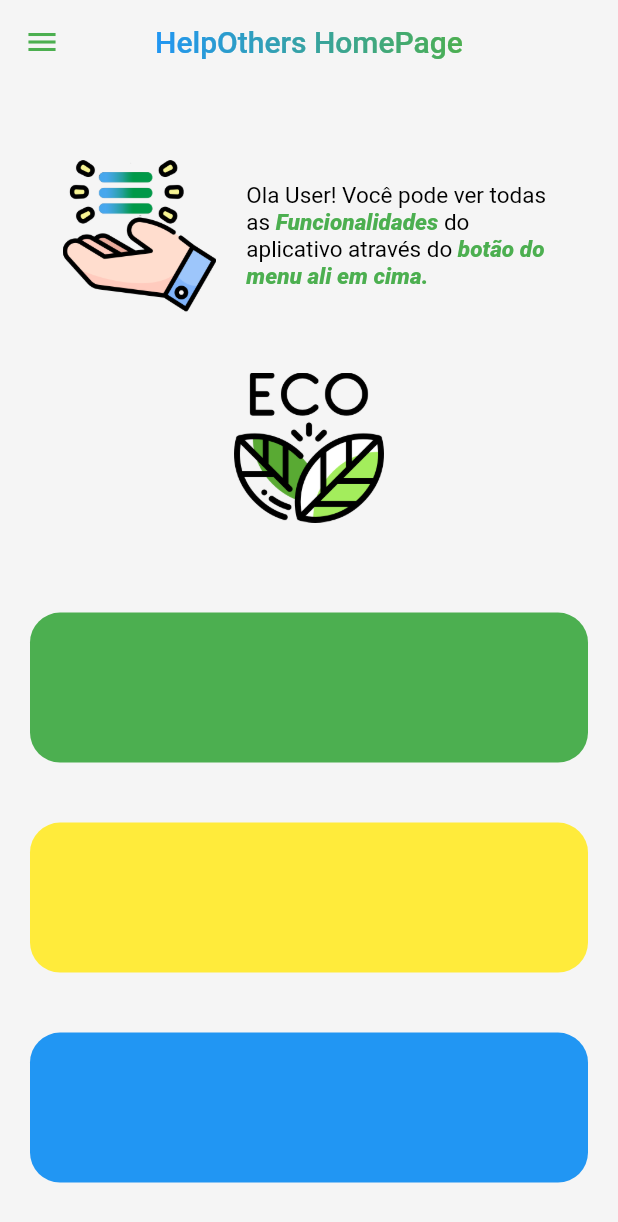
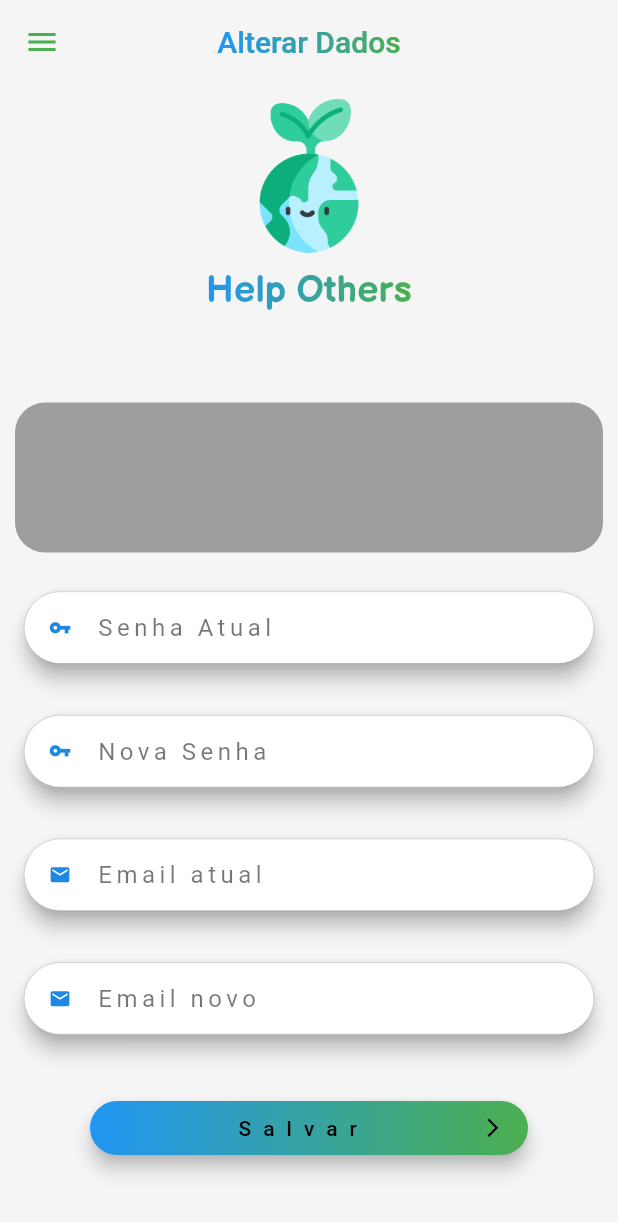
Before and after one commit to IzGabs/HOMobile, a Flutter app: the screen it shows after launch, on a phone screen of 412 x 824 dp. Shown: the top 1222 px of the screen. Run offline on Flutter 3.47's test engine with Material 2 defaults, Android fonts, the phone set to English and light mode, and no system bars.

Commit message:
Pagina de alterar dados

```diff
--- /dev/null
+++ b/lib/Clients/View/AlterarDados.dart
@@ -0,0 +1,110 @@
+import 'package:flutter/material.dart';
+import 'package:help_others/ReusableWidgets/CommonsWidgetsMethods.dart';
+import 'package:help_others/ReusableWidgets/GradientWidgets.dart';
+
+class AlterarDados extends StatefulWidget {
+  @override
+  _AlterarDadosState createState() => _AlterarDadosState();
+}
+
+class _AlterarDadosState extends State<AlterarDados> {
+  final _sendBtn = Padding(
+    padding: EdgeInsets.only(top: 20, bottom: 15, left: 60, right: 60),
+    child: ShaderMask(
+      shaderCallback: (Rect bounds) {
+        return LinearGradient(
+          colors: [Colors.blue, Colors.green],
+        ).createShader(bounds);
+      },
+      child: RaisedButton(
+        elevation: 5,
+        shape: OutlineInputBorder(
+            borderSide: BorderSide.none,
+            borderRadius: BorderRadius.circular(20)),
+        color: Colors.white,
+        onPressed: () {
+          /// TODO alterar dados
+        },
+        child: Row(
+          mainAxisAlignment: MainAxisAlignment.spaceAround,
+          children: [
+            Spacer(),
+            Text(
+              'Salvar',
+              style: TextStyle(
+                color: Colors.black,
+                letterSpacing: 8,
+              ),
+            ),
+            Spacer(),
+            Icon(
+              Icons.arrow_forward_ios,
+              color: Colors.black,
+              size: 15,
+            ),
+          ],
+        ),
+      ),
+    ),
+  );
+
+  @override
+  Widget build(BuildContext context) {
+    final double scrHeight = MediaQuery.of(context).size.height;
+
+    return Scaffold(
+      backgroundColor: Theme.of(context).backgroundColor,
+      appBar: AppBar(
+        leading: Builder(
+          builder: (BuildContext context) {
+            return IconButton(
+              icon: Icon(
+                Icons.menu,
+                color: Colors.green,
+              ),
+              onPressed: () {
+                Scaffold.of(context).openDrawer();
+              },
+            );
+          },
+        ),
+        centerTitle: true,
+        title: LinearGradientItens(
+            child: Text(
+          'Alterar Dados',
+          style: TextStyle(color: Colors.white),
+        )),
+        backgroundColor: Colors.transparent,
+        elevation: 0,
+      ),
+      drawer: Drawer(),
+      body: ListView(
+        children: [
+          returnLogoApp(10.0, 5.0, 25, paddingTitle: 10),
+          SizedBox(height: 50),
+
+          /// TODO adicionar imagem do usuário [Bloco de imagem provisorio]
+          /// TODO adicionar as valicoes
+          Container(
+            margin: EdgeInsets.all(10),
+            decoration: BoxDecoration(
+                color: Colors.grey, borderRadius: BorderRadius.circular(20)),
+            height: 100,
+            width: double.infinity,
+          ),
+
+          ///
+          textFormFieldFactory('Digite a senha atual', 'Senha Atual', scrHeight,
+              Icons.vpn_key, true),
+          textFormFieldFactory('Digite a nova senha', 'Nova Senha', scrHeight,
+              Icons.vpn_key, true),
+          textFormFieldFactory(
+              'Email atual', 'Email atual', scrHeight, Icons.mail, false),
+          textFormFieldFactory(
+              'Email novo', 'Email novo', scrHeight, Icons.mail, false),
+          _sendBtn
+        ],
+      ),
+    );
+  }
+}
--- a/lib/agradecimentos.txt
+++ b/lib/agradecimentos.txt
@@ -1,3 +1,3 @@
 Ícones maozinha mundo <a href="https://www.flaticon.com/br/autores/freepik" title="Freepik">Freepik</a> from <a href="https://www.flaticon.com/br/" title="Flaticon"> www.flaticon.com</a>
-
+<div>Icons made by <a href="https://www.flaticon.com/authors/freepik" title="Freepik">Freepik</a> from <a href="https://www.flaticon.com/" title="Flaticon">www.flaticon.com</a></div>
 //
--- a/lib/main.dart
+++ b/lib/main.dart
@@ -1,4 +1,5 @@
 import 'package:flutter/material.dart';
+import 'package:help_others/Clients/View/AlterarDados.dart';
 import 'package:help_others/Clients/View/ClientHome.dart';
 
 import 'login.dart';
@@ -26,9 +27,10 @@ class MyApp extends StatelessWidget {
       ),
       routes: {
         '/Login': (context) => Login(),
-        '/ClientHomePage': (context) => PefilHome(),
+        '/ClientHomePage': (context) => PerfilHome(),
+        '/AlterarDados': (context) => AlterarDados(),
       },
-      home: PefilHome(),
+      home: AlterarDados(),
     );
     // home: Login());
   }
```
Also changed, not shown: lib/Clients/View/ClientHome.dart (+31 -10 lines), images/plastic-bag.png (added), images/truck.png (added), images/woman.png, 1 other file.
